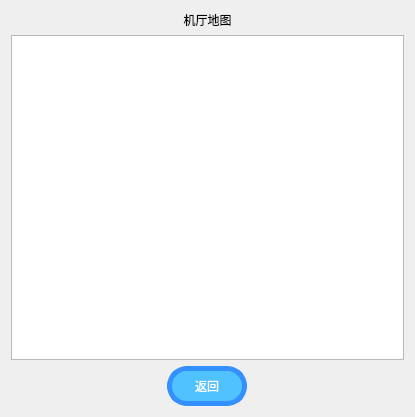
Before: the Qt Designer form ui_class/map_window.ui in reflux18d/MaiGO, drawn with Qt 5.
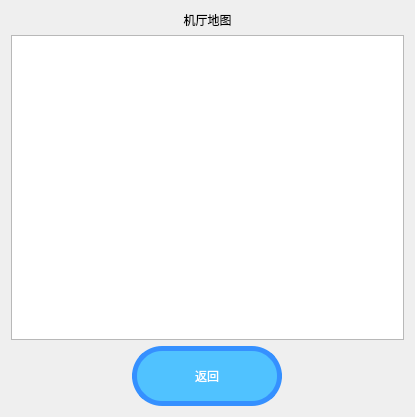
After: the same form once the commit is applied. Icons and pictures are not drawn.

What changed in the file:
```diff
--- a/ui_class/map_window.ui
+++ b/ui_class/map_window.ui
@@ -47,19 +47,19 @@
        </property>
        <property name="minimumSize">
         <size>
-         <width>80</width>
-         <height>40</height>
+         <width>150</width>
+         <height>60</height>
         </size>
        </property>
        <property name="maximumSize">
         <size>
-         <width>80</width>
-         <height>40</height>
+         <width>150</width>
+         <height>60</height>
         </size>
        </property>
        <property name="styleSheet">
         <string notr="true">font: 14pt &quot;黑体&quot;;
-border-radius: 20px;      /* 圆角半径（像素） */
+border-radius: 30px;      /* 圆角半径（像素） */
     background-color:rgb(80, 194, 255);
     color: white;             /* 文字颜色 */
     border: 5px solid rgb(53, 144, 255); /* 边框样式 */</string>
```
